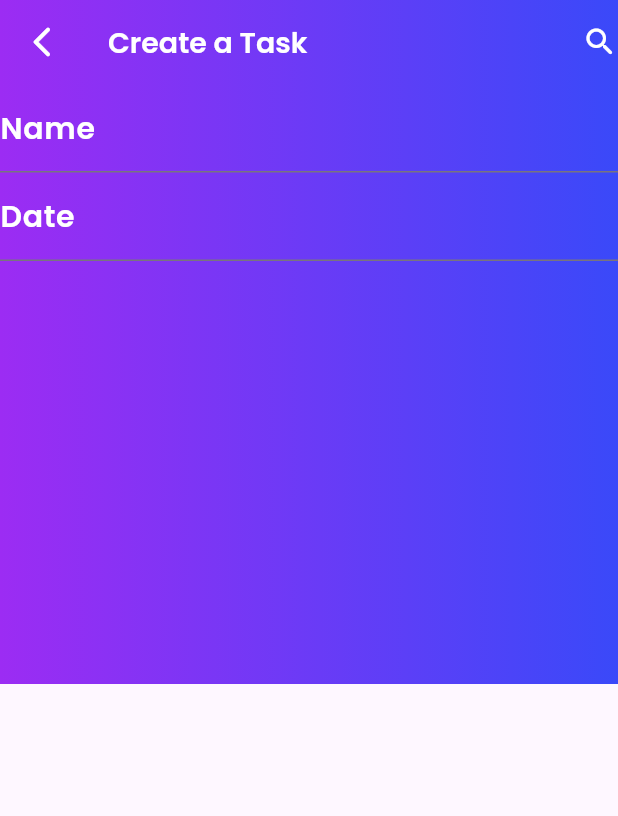
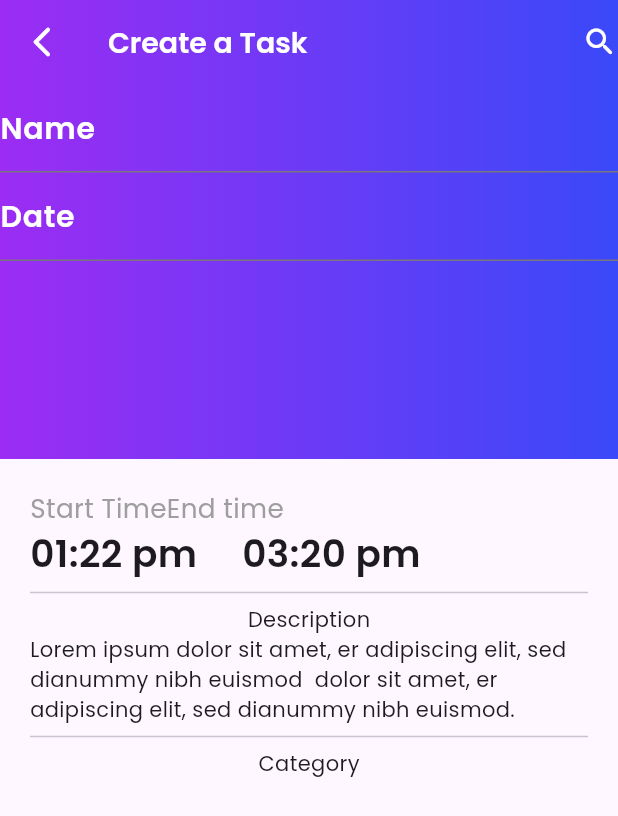
Before and after one commit to emekss/Task_Management_App, a Flutter app: the screen it shows after launch, on a phone screen of 412 x 824 dp. Shown: the top 816 px of the screen. Run offline on Flutter 3.47's test engine with Material 3 defaults, Android fonts, the phone set to English and light mode, and no system bars; our stand-ins replace google_fonts.

Commit message:
task container added

```diff
--- a/lib/screens/Create_Task_Screen/create_screen_task.dart
+++ b/lib/screens/Create_Task_Screen/create_screen_task.dart
@@ -1,5 +1,7 @@
 import 'package:flutter/material.dart';
+import 'package:flutter/widgets.dart';
 import 'package:google_fonts/google_fonts.dart';
+import 'package:task_management_app/screens/Create_Task_Screen/task_cont.dart';
 
 class CreateTaskScreen extends StatelessWidget {
   const CreateTaskScreen({super.key});
@@ -39,7 +41,7 @@ class CreateTaskScreen extends StatelessWidget {
       body: Column(
         children: [
           Container(
-            height: 400,
+            height: 250,
             decoration: const BoxDecoration(
               gradient: LinearGradient(
                 colors: [
@@ -67,10 +69,14 @@ class CreateTaskScreen extends StatelessWidget {
                         fontSize: 20,
                         fontWeight: FontWeight.w600),
                   ),
-                )
+                ),
               ],
             ),
           ),
+          const Positioned(
+            top: 20,
+            child: TaskCont(),
+          )
         ],
       ),
     );
--- /dev/null
+++ b/lib/screens/Create_Task_Screen/task_cont.dart
@@ -0,0 +1,72 @@
+import 'package:flutter/material.dart';
+import 'package:flutter/widgets.dart';
+import 'package:google_fonts/google_fonts.dart';
+
+class TaskCont extends StatelessWidget {
+  const TaskCont({super.key});
+
+  @override
+  Widget build(BuildContext context) {
+    return Padding(
+      padding: const EdgeInsets.all(20.0),
+      child: Container(
+        height: 500,
+        width: MediaQuery.of(context).size.width,
+        decoration: const BoxDecoration(
+          borderRadius: BorderRadius.only(
+            topLeft: Radius.circular(20),
+            topRight: Radius.circular(20),
+          ),
+        ),
+        child: Column(
+          children: [
+            Row(
+              children: [
+                Text(
+                  'Start Time',
+                  style: GoogleFonts.poppins(
+                    color: Colors.grey,
+                    fontSize: 17.49,
+                  ),
+                ),
+                SizedBox(width: 0),
+                Text(
+                  'End time',
+                  style: GoogleFonts.poppins(
+                    color: Colors.grey,
+                    fontSize: 17.49,
+                  ),
+                ),
+              ],
+            ),
+            Row(
+              children: [
+                Text(
+                  '01:22 pm',
+                  style: GoogleFonts.poppins(
+                    fontSize: 24.96,
+                    fontWeight: FontWeight.w600,
+                  ),
+                ),
+                SizedBox(width: 30),
+                Text(
+                  '03:20 pm',
+                  style: GoogleFonts.poppins(
+                    fontSize: 24.96,
+                    fontWeight: FontWeight.w600,
+                  ),
+                ),
+              ],
+            ),
+            Divider(),
+            Text('Description'),
+            Text(
+                'Lorem ipsum dolor sit amet, er adipiscing elit, sed dianummy nibh euismod  dolor sit amet, er adipiscing elit, sed dianummy nibh euismod.'),
+            Divider(),
+            Text('Category')
+          ],
+        ),
+      ),
+    );
+  }
+}
```
